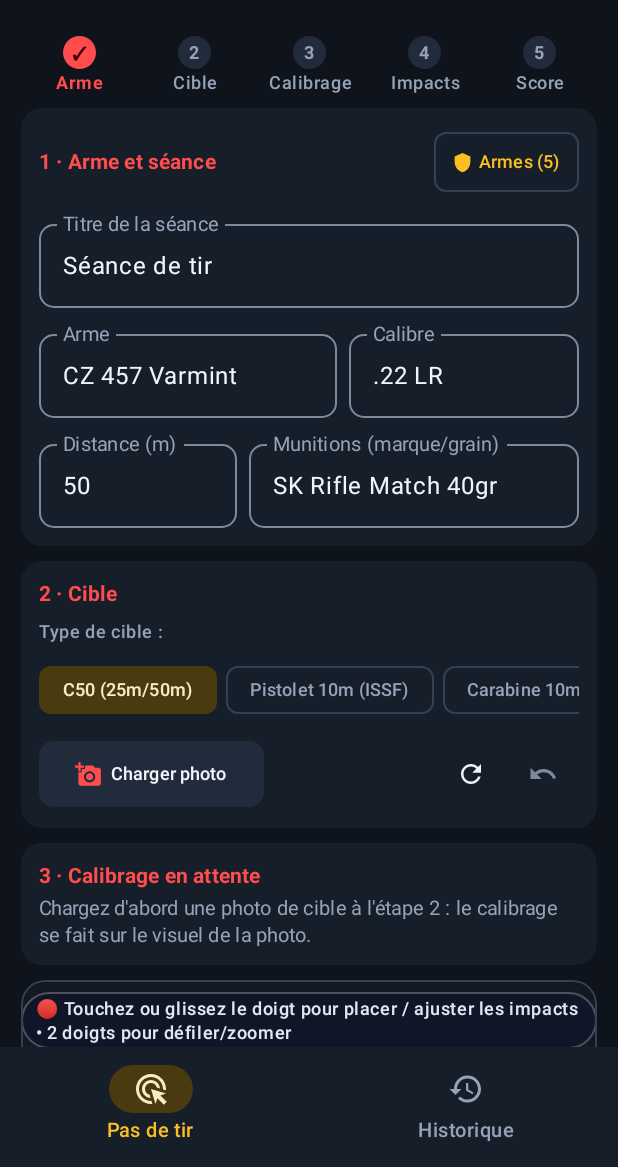
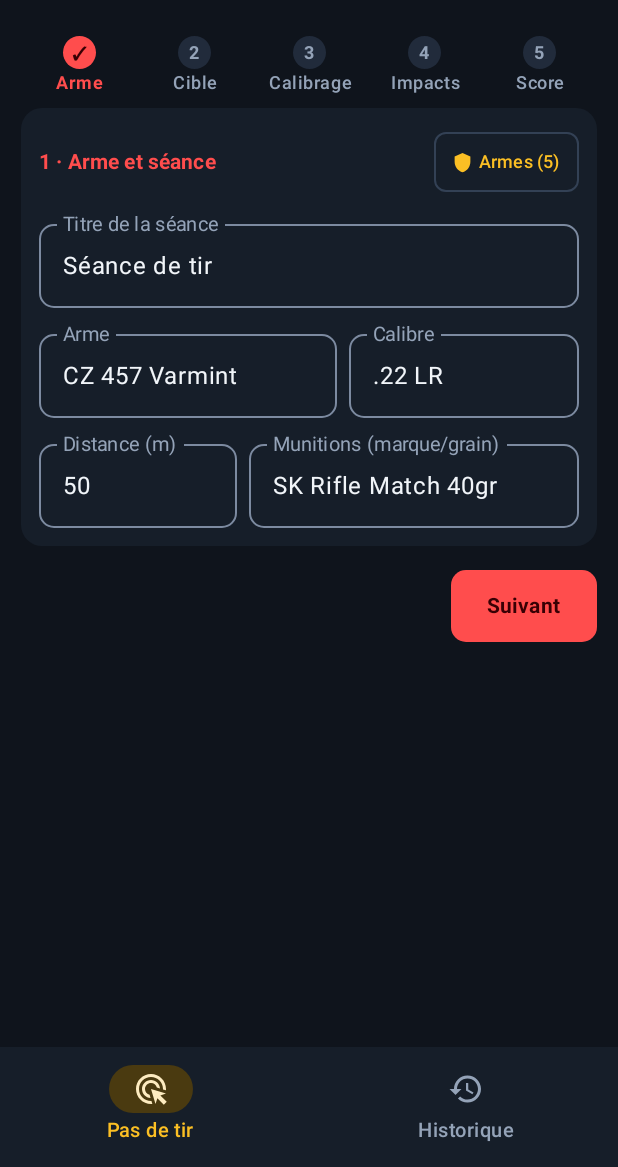
Before and after one commit to Gauvainb/ShootR, an Android app built with Jetpack Compose: the screen it shows after launch (MainActivity), on a phone screen of 412 x 824 dp, the part 69-1236 px from its top. Run offline under Robolectric (Android 15) with nearby library versions, the phone set to English and light mode, and no system bars; libraries missing offline, so code that uses them is left out: coil.compose, coil.request.

Commit message:
feat(flow): sequential shooting flow, one screen per step
- The shooting tab shows one step at a time: 1 weapon and session, 2 target and photo,
  3 calibration (canvas and calibration panel), 4 impacts (canvas and impact list),
  5 score and telemetry with save.
- Each screen ends with Précédent / Suivant (48 dp buttons).
- The step strip is tappable to jump to a step.
- Detection and logic unchanged; the canvas is shown on steps 3 and 4 only.

Co-authored-by: OpenBot <335604065+openbotgit[bot]@users.noreply.github.com>

```diff
--- a/app/src/main/java/com/example/MainActivity.kt
+++ b/app/src/main/java/com/example/MainActivity.kt
@@ -285,6 +285,7 @@ fun ShootRApp(
     val groupCircleDash = remember { PathEffect.dashPathEffect(floatArrayOf(12f, 8f), 0f) }
     val autoImpactDash = remember { PathEffect.dashPathEffect(floatArrayOf(5f, 4f), 0f) }
 
+    var shootingStep by remember { mutableIntStateOf(0) }
     var currentTab by remember { mutableStateOf(AppTab.SHOOTING_RANGE) }
 
     var targetTypeInput by remember { mutableStateOf("C50 (25m/50m)") }
@@ -1458,9 +1459,12 @@ fun ShootRApp(
                             weaponReady = weaponNameInput.isNotBlank(),
                             targetReady = selectedImageUri != null,
                             calibrated = pixelPerMm > 0f,
-                            impactsReady = impactsList.isNotEmpty()
+                            impactsReady = impactsList.isNotEmpty(),
+                            currentStep = shootingStep,
+                            onStepClick = { shootingStep = it }
                         )
 
+                        if (shootingStep == 0) {
                         // 1 · Arme et séance
                         Card(
                             modifier = Modifier.fillMaxWidth().testTag("session_characterization_card"),
@@ -1543,6 +1547,9 @@ fun ShootRApp(
                             }
                         }
 
+                        StepNav(onPrevious = null, onNext = { shootingStep = 1 })
+                        }
+                        if (shootingStep == 1) {
                         // 2 · Cible : type de cible puis photo
                         Card(
                             modifier = Modifier.fillMaxWidth().testTag("target_card"),
@@ -1645,6 +1652,9 @@ fun ShootRApp(
                             }
                         }
 
+                        StepNav(onPrevious = { shootingStep = 0 }, onNext = { shootingStep = 2 })
+                        }
+                        if (shootingStep == 2) {
                         // Étape 3 : le calibrage ne s'affiche qu'une fois une photo chargée.
                         if (selectedImageUri != null) {
                         // 3 · Calibrage : modes de pointage
@@ -1738,6 +1748,8 @@ fun ShootRApp(
                             }
                         }
 
+                        }
+                        if (shootingStep == 2 || shootingStep == 3) {
                         // 4. CANEVAS AVEC PHOTO ET OVERLAYS
                         BoxWithConstraints(
                             modifier = Modifier
@@ -2324,6 +2336,11 @@ fun ShootRApp(
                             }
                         }
 
+                        }
+                        if (shootingStep == 2) {
+                            StepNav(onPrevious = { shootingStep = 1 }, onNext = { shootingStep = 3 })
+                        }
+                        if (shootingStep == 3) {
                         // 5. TABLEAU D'AJUSTEMENT RÉTROACTIF DES IMPACTS (A POSTERIORI)
                         Card(
                             modifier = Modifier.fillMaxWidth(),
@@ -2498,6 +2515,9 @@ fun ShootRApp(
                             }
                         }
 
+                        StepNav(onPrevious = { shootingStep = 2 }, onNext = { shootingStep = 4 })
+                        }
+                        if (shootingStep == 4) {
                         // 6. PANNEAU DE TÉLÉMÉTRIE BALISTIQUE
                         Card(
                             modifier = Modifier.fillMaxWidth().testTag("live_metrics_panel"),
@@ -2586,6 +2606,8 @@ fun ShootRApp(
                             )
                         }
 
+                        StepNav(onPrevious = { shootingStep = 3 }, onNext = null)
+                        }
                         Spacer(modifier = Modifier.height(16.dp))
                     }
                 }
@@ -3072,7 +3094,9 @@ private fun ShootingStepper(
     weaponReady: Boolean,
     targetReady: Boolean,
     calibrated: Boolean,
-    impactsReady: Boolean
+    impactsReady: Boolean,
+    currentStep: Int,
+    onStepClick: (Int) -> Unit
 ) {
     val steps = listOf(
         "Arme" to weaponReady,
@@ -3086,7 +3110,9 @@ private fun ShootingStepper(
     Row(modifier = Modifier.fillMaxWidth(), horizontalArrangement = Arrangement.SpaceBetween) {
         steps.forEachIndexed { index, (label, done) ->
             Column(
-                modifier = Modifier.weight(1f),
+                modifier = Modifier
+                    .weight(1f)
+                    .clickable { onStepClick(index) },
                 horizontalAlignment = Alignment.CenterHorizontally
             ) {
                 Box(
@@ -3121,3 +3147,31 @@ private fun ShootingStepper(
         }
     }
 }
+
+/**
+ * Pied d'un écran du parcours : « Précédent » et « Suivant », chacun absent quand il n'y a pas
+ * d'écran voisin. Les boutons ont 48 dp de haut, zone tactile recommandée.
+ */
+@Composable
+private fun StepNav(onPrevious: (() -> Unit)?, onNext: (() -> Unit)?) {
+    Row(
+        modifier = Modifier
+            .fillMaxWidth()
+            .padding(top = 6.dp),
+        horizontalArrangement = Arrangement.SpaceBetween,
+        verticalAlignment = Alignment.CenterVertically
+    ) {
+        if (onPrevious != null) {
+            OutlinedButton(onClick = onPrevious, modifier = Modifier.height(48.dp), shape = RoundedCornerShape(10.dp)) {
+                Text("Précédent", fontSize = 14.sp)
+            }
+        } else {
+            Spacer(modifier = Modifier.width(1.dp))
+        }
+        if (onNext != null) {
+            Button(onClick = onNext, modifier = Modifier.height(48.dp), shape = RoundedCornerShape(10.dp)) {
+                Text("Suivant", fontSize = 14.sp, fontWeight = FontWeight.Bold)
+            }
+        }
+    }
+}
```
